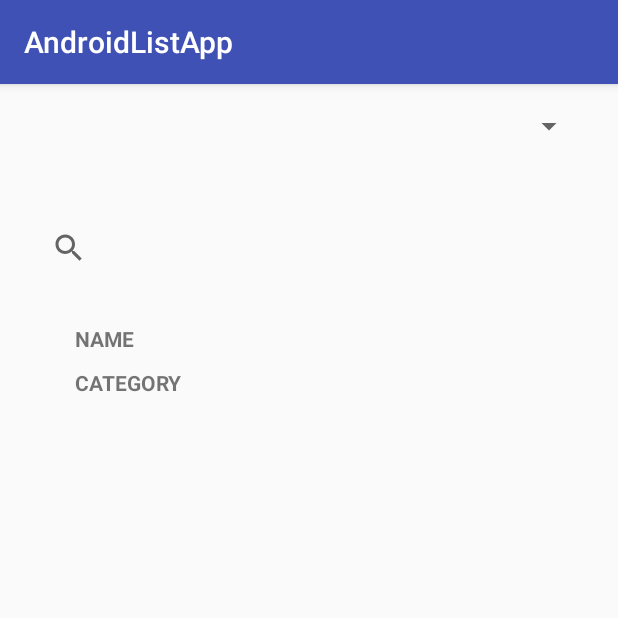
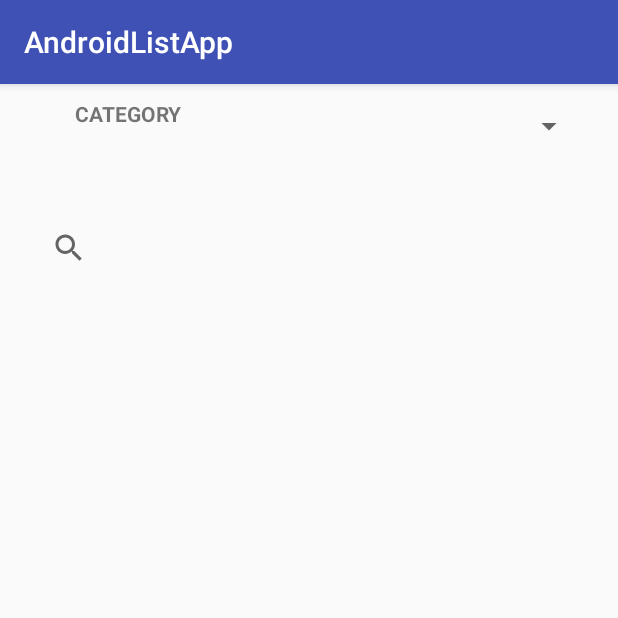
Before and after one commit to CormacCollins/ListAppAndroid, an Android app: the Setting_activity screen opened directly, with no data from a screen before it, on a phone screen of 412 x 824 dp, the top half of it. Run offline under Robolectric (Android 15) with nearby library versions, the phone set to English and light mode, and no system bars.

Commit message:
Updated combined work

```diff
--- a/app/src/main/res/layout/setting_layout.xml
+++ b/app/src/main/res/layout/setting_layout.xml
@@ -35,17 +35,6 @@
         android:layout_weight="9">
 
         <TextView
-            android:id="@+id/listName"
-            android:layout_width="wrap_content"
-            android:layout_height="wrap_content"
-            android:layout_marginLeft="50dp"
-            android:layout_marginTop="160dp"
-            android:gravity="center_vertical|start"
-            android:text="@string/Name"
-            android:textAllCaps="true"
-            android:textStyle="bold" />
-
-        <TextView
             android:id="@+id/CategoryView"
             android:layout_width="wrap_content"
             android:layout_height="wrap_content"
```
Also changed, not shown: app/src/main/java/cormaccollins/utas/edu/au/CormacCollins/assignment2/Setting_activity.java (+65 -0 lines).
